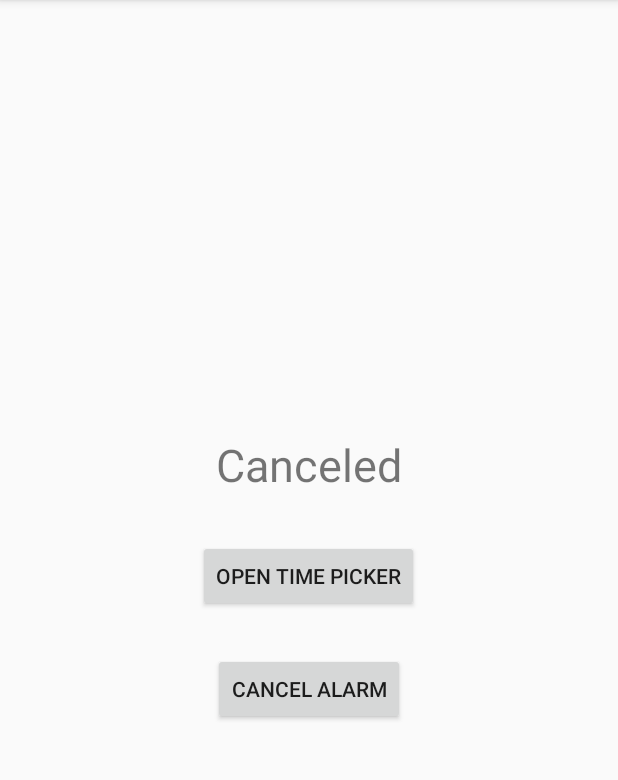
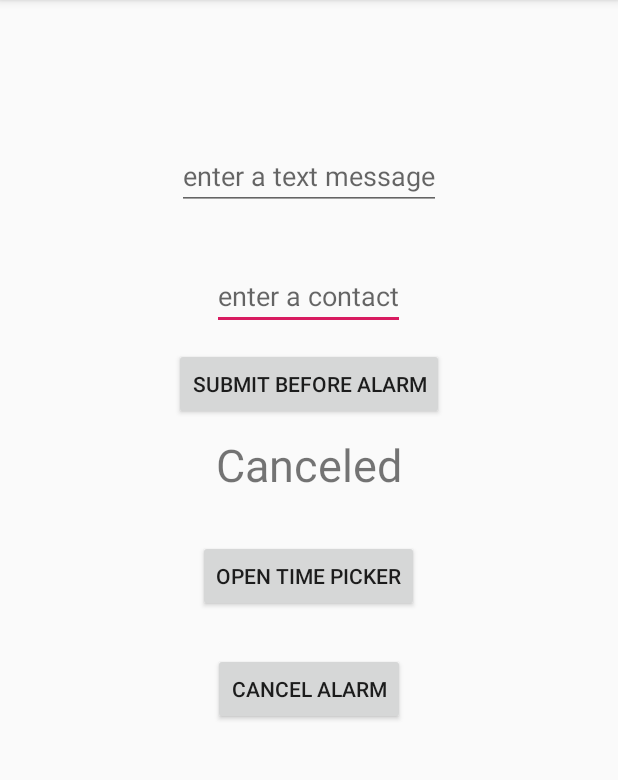
Before and after one commit to zhipengwang30105760/BadDate, an Android app: the screen it shows after launch (MainActivity), after a tap on "CANCEL ALARM", on a phone screen of 412 x 824 dp, the part 84-864 px from its top. Run offline under Robolectric (Android 15) with nearby library versions, the phone set to English and light mode, and no system bars.

Commit message:
added functionality

```diff
--- a/app/src/main/java/com/example/application/baddate/AlertReceiver.java
+++ b/app/src/main/java/com/example/application/baddate/AlertReceiver.java
@@ -9,7 +9,11 @@ import android.support.v4.app.NotificationCompat;
 public class AlertReceiver extends BroadcastReceiver {
     @Override
     public void onReceive(Context context, Intent intent) {
+        String incomingContact = intent.getStringExtra("contact");
+        String incomingMessage = intent.getStringExtra("message");
         NotificationHelper notificationHelper = new NotificationHelper(context);
+        notificationHelper.setContact(incomingContact);
+        notificationHelper.setMessage(incomingMessage);
         NotificationCompat.Builder nb = notificationHelper.getChannelNotification();
         notificationHelper.getManager().notify(1, nb.build());
     }
--- a/app/src/main/java/com/example/application/baddate/MainActivity.java
+++ b/app/src/main/java/com/example/application/baddate/MainActivity.java
@@ -12,14 +12,16 @@ import android.view.View;
 import android.widget.Button;
 import android.widget.TextView;
 import android.widget.TimePicker;
-
-import com.example.application.baddate.R;
+import android.widget.EditText;
+import android.util.Log;
 
 import java.text.DateFormat;
 import java.util.Calendar;
 
 public class MainActivity extends AppCompatActivity implements TimePickerDialog.OnTimeSetListener {
     private TextView mTextView;
+    private String message;
+    private String contact;
 
     @Override
     protected void onCreate(Bundle savedInstanceState) {
@@ -67,6 +69,8 @@ public class MainActivity extends AppCompatActivity implements TimePickerDialog.
     private void startAlarm(Calendar c) {
         AlarmManager alarmManager = (AlarmManager) getSystemService(Context.ALARM_SERVICE);
         Intent intent = new Intent(this, AlertReceiver.class);
+        intent.putExtra("contact", contact);
+        intent.putExtra("message", message);
         PendingIntent pendingIntent = PendingIntent.getBroadcast(this, 1, intent, 0);
 
         if (c.before(Calendar.getInstance())) {
@@ -85,4 +89,13 @@ public class MainActivity extends AppCompatActivity implements TimePickerDialog.
         alarmManager.cancel(pendingIntent);
         mTextView.setText("Canceled");
     }
+
+    public void sendMessage(View view)
+    {
+        EditText editText = findViewById(R.id.contact);
+        EditText edit2 = findViewById(R.id.message);
+
+        contact = editText.getText().toString();
+        message = edit2.getText().toString();
+    }
 }
--- a/app/src/main/res/layout/activity_main.xml
+++ b/app/src/main/res/layout/activity_main.xml
@@ -4,7 +4,38 @@
     xmlns:tools="http://schemas.android.com/tools"
     android:layout_width="match_parent"
     android:layout_height="match_parent"
-    tools:context="com.example.application.alarmmanagerproject.MainActivity">
+    tools:context="com.example.application.baddate.MainActivity">
+
+
+    <EditText
+        android:id="@+id/contact"
+        android:inputType="textPersonName"
+        android:layout_width="wrap_content"
+        android:layout_height="wrap_content"
+        android:layout_above="@id/button_timepicker"
+        android:layout_centerHorizontal="true"
+        android:layout_marginBottom="140dp"
+        android:hint="enter a contact" />
+
+    <EditText
+        android:id="@+id/message"
+        android:inputType="textMultiLine"
+        android:layout_width="wrap_content"
+        android:layout_height="wrap_content"
+        android:layout_above="@id/button_timepicker"
+        android:layout_centerHorizontal="true"
+        android:layout_marginBottom="220dp"
+        android:hint="enter a text message"/>
+
+    <Button
+        android:id="@+id/button3"
+        android:layout_width="wrap_content"
+        android:layout_height="wrap_content"
+        android:onClick="sendMessage"
+        android:layout_above="@id/button_timepicker"
+        android:layout_centerHorizontal="true"
+        android:layout_marginBottom="80dp"
+        android:text="submit before alarm"/>
 
     <TextView
         android:id="@+id/textView"
```
Also changed, not shown: app/src/main/java/com/example/application/baddate/NotificationHelper.java (+11 -2 lines).
